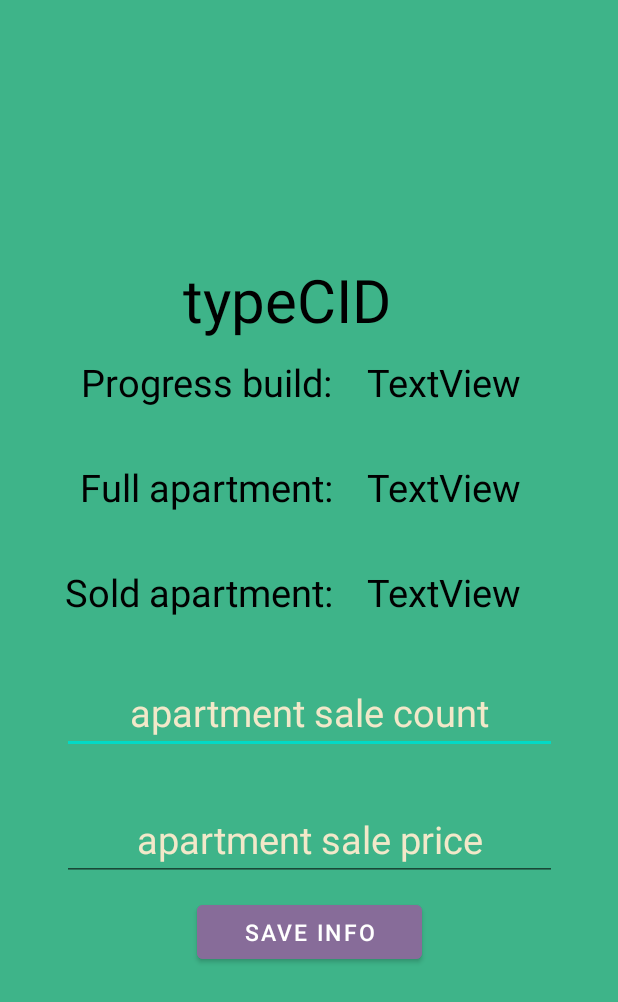
After one commit to sanai1/Investment_in_construction, an Android app: the layout dialog_add_info_construction.xml on its own in the app's theme, with its tools: preview values and no code run, on a phone screen of 412 x 824 dp. The commit adds this screen. Shown: the top 1002 px of the screen. Run offline under Robolectric (Android 15) with nearby library versions, the phone set to English and light mode, and no system bars.

Commit message:
add fullClick on ConstructionAdapter, add test data for string json, add AddInfoConstruction, (prevision commit related to this information, it was made by accident0

```diff
--- a/app/src/main/java/com/example/investmentinconstruction/LogicClasses/Shop.java
+++ b/app/src/main/java/com/example/investmentinconstruction/LogicClasses/Shop.java
@@ -27,7 +27,7 @@ public class Shop {
             this.duration = 5;
             this.priceMonth = 4;
         } else if (typeShop.equals("HardwareStore")) {
-            this.duration = 3;
+            this.duration = 2;
             this.priceMonth = 10000;
         }
     }
--- /dev/null
+++ b/app/src/main/res/layout/dialog_add_info_construction.xml
@@ -0,0 +1,182 @@
+<?xml version="1.0" encoding="utf-8"?>
+<androidx.constraintlayout.widget.ConstraintLayout xmlns:android="http://schemas.android.com/apk/res/android"
+    xmlns:app="http://schemas.android.com/apk/res-auto"
+    xmlns:tools="http://schemas.android.com/tools"
+    android:layout_width="match_parent"
+    android:layout_height="match_parent">
+
+    <include layout="@layout/main_color_background"/>
+
+    <LinearLayout
+        android:layout_width="350dp"
+        android:layout_height="500dp"
+        android:orientation="vertical"
+        app:layout_constraintBottom_toBottomOf="parent"
+        app:layout_constraintEnd_toEndOf="parent"
+        app:layout_constraintStart_toStartOf="parent"
+        app:layout_constraintTop_toTopOf="parent">
+
+
+        <LinearLayout
+            android:layout_width="match_parent"
+            android:layout_height="75dp"
+            android:orientation="horizontal">
+
+            <ImageView
+                android:id="@+id/imagePictureAddInfo"
+                android:layout_width="50dp"
+                android:layout_height="50dp"
+                android:layout_gravity="center_vertical"
+                android:layout_marginStart="15dp"/>
+
+            <TextView
+                android:id="@+id/textViewTypeCID"
+                android:layout_width="wrap_content"
+                android:layout_height="wrap_content"
+                android:layout_weight="1"
+                android:text="typeCID"
+                android:textColor="@color/black"
+                android:textSize="40dp"
+                android:layout_gravity="center_vertical"
+                android:layout_marginStart="25dp"
+                android:layout_marginEnd="25dp"/>
+
+        </LinearLayout>
+
+        <LinearLayout
+            android:layout_width="match_parent"
+            android:layout_height="350dp"
+            android:orientation="vertical">
+
+            <LinearLayout
+                android:layout_width="match_parent"
+                android:layout_height="wrap_content"
+                android:orientation="horizontal">
+
+                <TextView
+                    android:layout_width="180dp"
+                    android:layout_height="wrap_content"
+                    android:text="Progress build:"
+                    android:textSize="25dp"
+                    android:textColor="@color/black"
+                    android:gravity="end"
+                    android:layout_marginStart="10dp"/>
+
+                <TextView
+                    android:id="@+id/textViewProgressBuild"
+                    android:layout_width="match_parent"
+                    android:layout_height="wrap_content"
+                    android:text="TextView"
+                    android:textColor="@color/black"
+                    android:textSize="25dp"
+                    android:gravity="center"
+                    android:layout_marginEnd="10dp"/>
+
+            </LinearLayout>
+
+            <LinearLayout
+                android:layout_width="match_parent"
+                android:layout_height="wrap_content"
+                android:orientation="horizontal"
+                android:layout_marginTop="35dp">
+
+                <TextView
+                    android:layout_width="180dp"
+                    android:layout_height="wrap_content"
+                    android:text="Full apartment:"
+                    android:textSize="25dp"
+                    android:textColor="@color/black"
+                    android:gravity="end"
+                    android:layout_marginStart="10dp"/>
+
+                <TextView
+                    android:id="@+id/textViewFullApartment"
+                    android:layout_width="match_parent"
+                    android:layout_height="wrap_content"
+                    android:text="TextView"
+                    android:textColor="@color/black"
+                    android:textSize="25dp"
+                    android:gravity="center"
+                    android:layout_marginEnd="10dp"/>
+
+            </LinearLayout>
+
+            <LinearLayout
+                android:layout_width="match_parent"
+                android:layout_height="wrap_content"
+                android:orientation="horizontal"
+                android:layout_marginTop="35dp">
+
+                <TextView
+                    android:layout_width="180dp"
+                    android:layout_height="wrap_content"
+                    android:text="Sold apartment:"
+                    android:textSize="25dp"
+                    android:textColor="@color/black"
+                    android:gravity="end"
+                    android:layout_marginStart="10dp"/>
+
+                <TextView
+                    android:id="@+id/textViewSoldApartment"
+                    android:layout_width="match_parent"
+                    android:layout_height="wrap_content"
+                    android:text="TextView"
+                    android:textColor="@color/black"
+                    android:textSize="25dp"
+                    android:gravity="center"
+                    android:layout_marginEnd="10dp"/>
+
+            </LinearLayout>
+
+            <EditText
+                android:id="@+id/editTextNumberCountSale"
+                android:layout_width="match_parent"
+                android:layout_height="wrap_content"
+                android:ems="10"
+                android:inputType="number"
+                android:hint="apartment sale count"
+                android:textColorHint="@color/creamy"
+                android:textColor="@color/black"
+                android:textSize="25dp"
+                android:gravity="center"
+                android:layout_marginTop="35dp"
+                android:layout_marginStart="10dp"
+                android:layout_marginEnd="10dp"/>
+
+            <EditText
+                android:id="@+id/editTextNumberPrice"
+                android:layout_width="match_parent"
+                android:layout_height="wrap_content"
+                android:ems="10"
+                android:inputType="number"
+                android:hint="apartment sale price"
+                android:textColorHint="@color/creamy"
+                android:textSize="25dp"
+                android:textColor="@color/black"
+                android:gravity="center"
+                android:layout_marginTop="35dp"
+                android:layout_marginStart="10dp"
+                android:layout_marginEnd="10dp"
+                android:layout_gravity="bottom"/>
+        </LinearLayout>
+
+        <LinearLayout
+            android:layout_width="match_parent"
+            android:layout_height="75dp"
+            android:orientation="vertical">
+
+            <Button
+                android:id="@+id/buttonSaveInfo"
+                android:layout_width="150dp"
+                android:layout_height="wrap_content"
+                android:text="Save info"
+                android:textColor="@color/white"
+                android:backgroundTint="@color/light_purple"
+                android:textSize="15dp"
+                android:layout_gravity="center"
+                android:layout_marginTop="10dp"/>
+        </LinearLayout>
+    </LinearLayout>
+
+
+</androidx.constraintlayout.widget.ConstraintLayout>
```
Also changed, not shown: app/src/main/java/com/example/investmentinconstruction/AdapterState/ConstructionAdapter.java (+12 -0 lines), app/src/main/java/com/example/investmentinconstruction/AdapterState/ConstructionState.java (+29 -0 lines), app/src/main/java/com/example/investmentinconstruction/ConnectRealtimeDatabase.java (+16 -0 lines), app/src/main/java/com/example/investmentinconstruction/MainActivity.java (+64 -9 lines).
